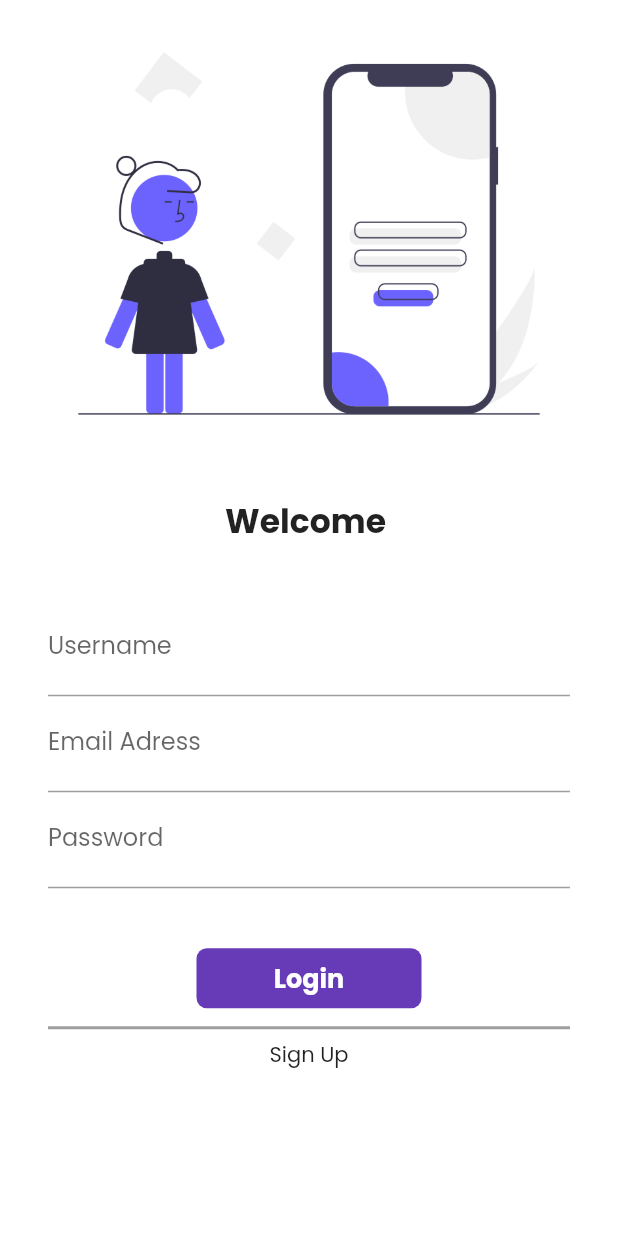
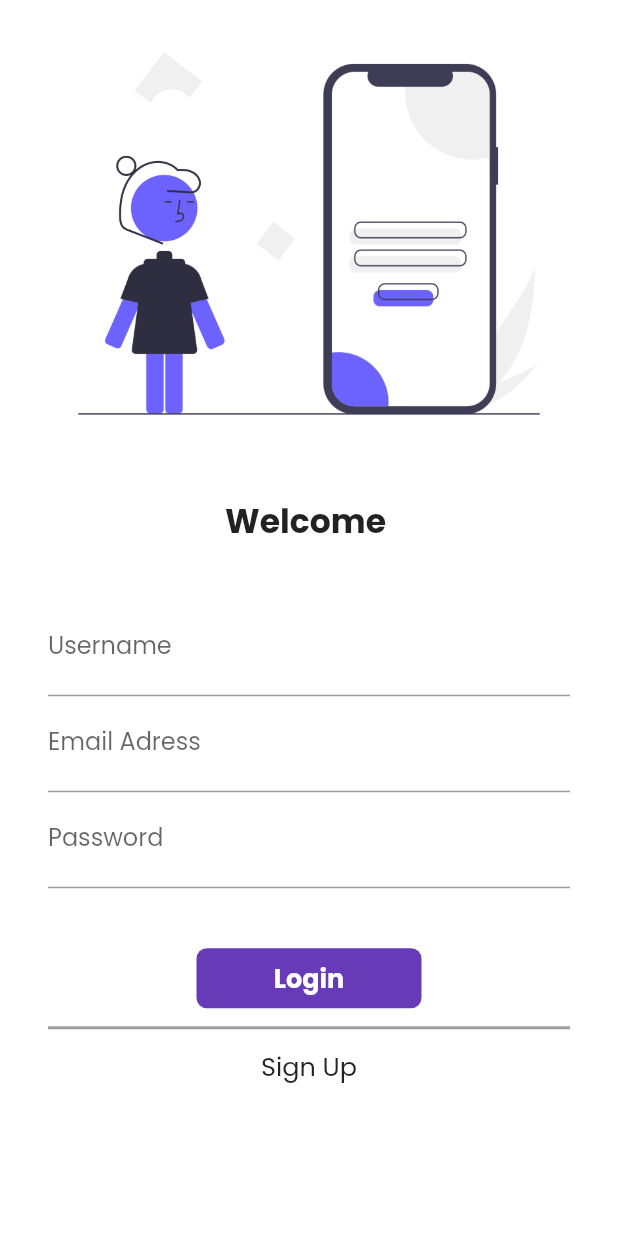
Before and after one commit to Shubhang001/catalog_app, a Flutter app: the screen it shows after launch, on a phone screen of 412 x 824 dp. Run offline on Flutter 3.47's test engine with Material 2 defaults, Android fonts, the phone set to English and light mode, and no system bars; our stand-ins replace firebase_auth, firebase_core, google_fonts, velocity_x; accounts and stored records are empty.

```diff
--- a/lib/Screen/login_page.dart
+++ b/lib/Screen/login_page.dart
@@ -1,5 +1,4 @@
 import 'package:flutter/material.dart';
-import 'package:flutter_application_2/Screen/signup.dart';
 import 'package:flutter_application_2/utilis/routes.dart';
 
 class LoginPage extends StatefulWidget {
@@ -150,10 +149,16 @@ class _LoginPageState extends State<LoginPage> {
                   thickness: 2,
                   color: Colors.grey,
                 ),
+                const SizedBox(
+                  height: 5,
+                ),
                 InkWell(
                   onTap: () =>
-                      Navigator.pushNamed(context, MyRoutes.SignupRoutes),
-                  child: const Text("Sign Up"),
+                      Navigator.pushNamed(context, MyRoutes.signupRoutes),
+                  child: const Text(
+                    "Sign Up",
+                    style: TextStyle(fontSize: 17),
+                  ),
                 )
 
                 /* ElevatedButton(
--- a/lib/main.dart
+++ b/lib/main.dart
@@ -35,7 +35,7 @@ class MyApp extends StatelessWidget {
         // ignore: prefer_const_constructors
         MyRoutes.LoginRoutes: (context) => LoginPage(),
         MyRoutes.cartRoutes: (context) => const CartPage(),
-        MyRoutes.SignupRoutes: (context) => const Signup(),
+        MyRoutes.signupRoutes: (context) => const Signup(),
       },
     );
   }
--- a/lib/utilis/routes.dart
+++ b/lib/utilis/routes.dart
@@ -4,5 +4,5 @@ class MyRoutes {
   static String homeRoutes = "/home";
   static String homeDetailsRoutes = "/detail";
   static String cartRoutes = "/cart";
-  static String SignupRoutes = "/signup";
+  static String signupRoutes = "/signup";
 }
```
Also changed, not shown: lib/Screen/signup.dart (+18 -8 lines).
